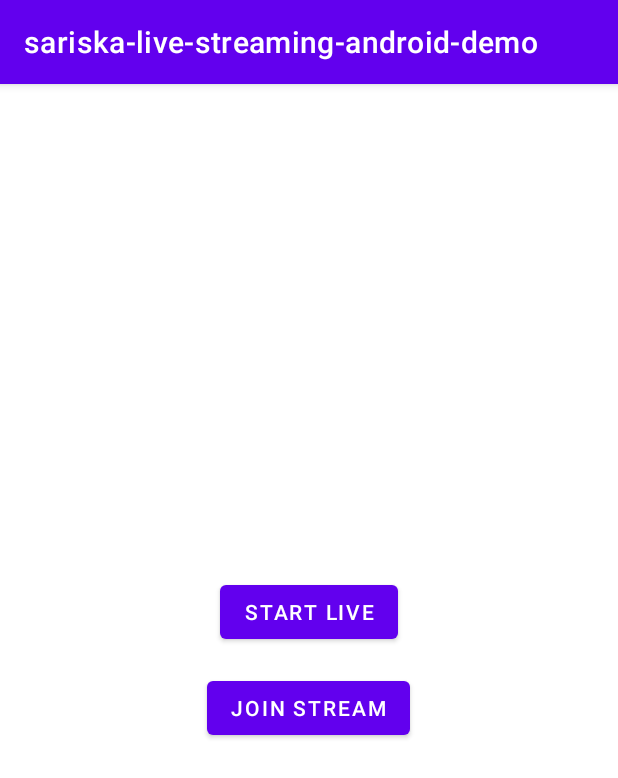
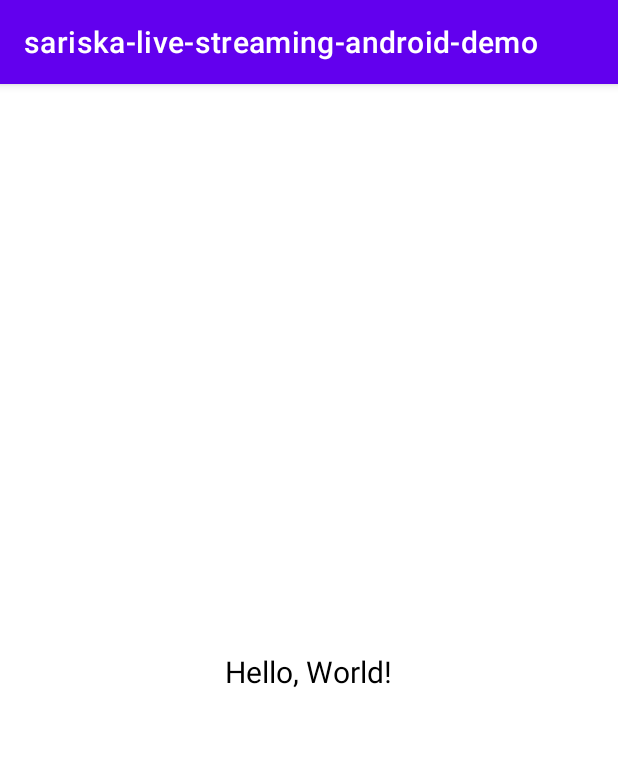
Before and after one commit to SariskaIO/sariska-live-streaming-android-demo, an Android app: the screen it shows after launch (MainActivity), after a tap on "START LIVE", on a phone screen of 412 x 824 dp. Shown: the top 778 px of the screen. Run offline under Robolectric (Android 15) with nearby library versions, the phone set to English and light mode, and no system bars.

Commit message:
Added basic layout

```diff
--- a/app/src/main/java/io/sariska/sariska_live_streaming_android_demo/LiveStreamFragments/FrontFragmentLayout.java
+++ b/app/src/main/java/io/sariska/sariska_live_streaming_android_demo/LiveStreamFragments/FrontFragmentLayout.java
@@ -9,6 +9,8 @@ import android.widget.Button;
 import androidx.annotation.NonNull;
 import androidx.annotation.Nullable;
 import androidx.fragment.app.Fragment;
+import androidx.fragment.app.FragmentManager;
+import androidx.fragment.app.FragmentTransaction;
 
 import io.sariska.sariska_live_streaming_android_demo.R;
 
@@ -33,7 +35,8 @@ public class FrontFragmentLayout extends Fragment {
             @Override
             public void onClick(View view) {
                 // Replace with Fragment
-
+                StartLiveStreamFragment fragment = StartLiveStreamFragment.newInstance();
+                navigateToFragment(fragment);
             }
         });
 
@@ -44,7 +47,14 @@ public class FrontFragmentLayout extends Fragment {
 
             }
         });
-
         return view;
     }
+
+    private void navigateToFragment(Fragment fragment) {
+        FragmentManager fragmentManager = requireActivity().getSupportFragmentManager();
+        FragmentTransaction fragmentTransaction = fragmentManager.beginTransaction();
+        fragmentTransaction.replace(R.id.container, fragment);
+        fragmentTransaction.addToBackStack(null); // Add to back stack to enable back navigation
+        fragmentTransaction.commit();
+    }
 }
--- a/app/src/main/java/io/sariska/sariska_live_streaming_android_demo/LiveStreamFragments/StartLiveStreamFragment.java
+++ b/app/src/main/java/io/sariska/sariska_live_streaming_android_demo/LiveStreamFragments/StartLiveStreamFragment.java
@@ -1,15 +1,27 @@
 package io.sariska.sariska_live_streaming_android_demo.LiveStreamFragments;
 
 import android.os.Bundle;
+import android.view.LayoutInflater;
 import android.view.View;
+import android.view.ViewGroup;
 
 import androidx.annotation.NonNull;
 import androidx.annotation.Nullable;
 import androidx.fragment.app.Fragment;
 
+import io.sariska.sariska_live_streaming_android_demo.R;
+
 public class StartLiveStreamFragment extends Fragment {
+
+    public static StartLiveStreamFragment newInstance() {
+        return new StartLiveStreamFragment();
+    }
+
+    @Nullable
     @Override
-    public void onViewCreated(@NonNull View view, @Nullable Bundle savedInstanceState) {
-        super.onViewCreated(view, savedInstanceState);
+    public View onCreateView(@NonNull LayoutInflater inflater, @Nullable ViewGroup container, @Nullable Bundle savedInstanceState) {
+        View view = inflater.inflate(R.layout.fragment_start_live, container, false);
+        // Add your UI elements and logic specific to Start Live fragment
+        return view;
     }
 }
--- /dev/null
+++ b/app/src/main/res/layout/fragment_start_live.xml
@@ -0,0 +1,20 @@
+<?xml version="1.0" encoding="utf-8"?>
+<LinearLayout xmlns:android="http://schemas.android.com/apk/res/android"
+    xmlns:tools="http://schemas.android.com/tools"
+    android:layout_width="match_parent"
+    android:layout_height="match_parent"
+    android:gravity="center"
+    android:orientation="vertical"
+    android:padding="16dp"
+    tools:context="io.sariska.sariska_live_streaming_android_demo.LiveStreamFragments.StartLiveStreamFragment">
+
+    <TextView
+        android:id="@+id/tvMessage"
+        android:layout_width="wrap_content"
+        android:layout_height="wrap_content"
+        android:text="Hello, World!"
+        android:textSize="20sp"
+        android:textColor="@android:color/black"
+        android:layout_marginTop="16dp"/>
+
+</LinearLayout>
```
